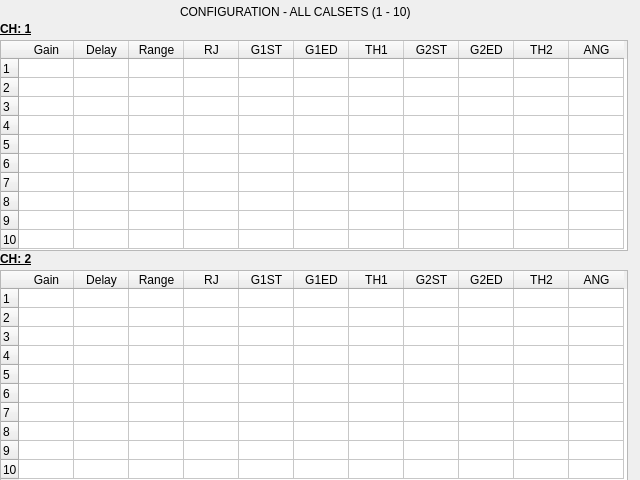
parashyd/WeldTester, file configscreen.ui: the form before one commit.
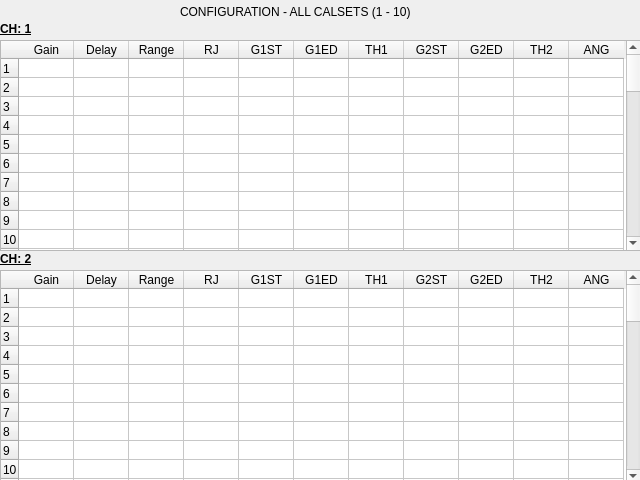
The form after the commit.

The edit to the form file:
```diff
--- a/configscreen.ui
+++ b/configscreen.ui
@@ -28,7 +28,7 @@
     <rect>
      <x>0</x>
      <y>40</y>
-     <width>628</width>
+     <width>641</width>
      <height>211</height>
     </rect>
    </property>
@@ -40,8 +40,11 @@
    <property name="frameShape">
     <enum>QFrame::Shape::StyledPanel</enum>
    </property>
+   <property name="horizontalScrollBarPolicy">
+    <enum>Qt::ScrollBarPolicy::ScrollBarAlwaysOff</enum>
+   </property>
    <property name="rowCount">
-    <number>10</number>
+    <number>50</number>
    </property>
    <property name="columnCount">
     <number>11</number>
@@ -68,6 +71,46 @@
    <row/>
    <row/>
    <row/>
+   <row/>
+   <row/>
+   <row/>
+   <row/>
+   <row/>
+   <row/>
+   <row/>
+   <row/>
+   <row/>
+   <row/>
+   <row/>
+   <row/>
+   <row/>
+   <row/>
+   <row/>
+   <row/>
+   <row/>
+   <row/>
+   <row/>
+   <row/>
+   <row/>
+   <row/>
+   <row/>
+   <row/>
+   <row/>
+   <row/>
+   <row/>
+   <row/>
+   <row/>
+   <row/>
+   <row/>
+   <row/>
+   <row/>
+   <row/>
+   <row/>
+   <row/>
+   <row/>
+   <row/>
+   <row/>
+   <row/>
    <column>
     <property name="text">
      <string>Gain</string>
@@ -129,7 +172,7 @@
     <rect>
      <x>0</x>
      <y>270</y>
-     <width>628</width>
+     <width>641</width>
      <height>214</height>
     </rect>
    </property>
@@ -138,8 +181,11 @@
      <pointsize>9</pointsize>
     </font>
    </property>
+   <property name="horizontalScrollBarPolicy">
+    <enum>Qt::ScrollBarPolicy::ScrollBarAlwaysOff</enum>
+   </property>
    <property name="rowCount">
-    <number>10</number>
+    <number>50</number>
    </property>
    <property name="columnCount">
     <number>11</number>
@@ -172,6 +218,46 @@
    <row/>
    <row/>
    <row/>
+   <row/>
+   <row/>
+   <row/>
+   <row/>
+   <row/>
+   <row/>
+   <row/>
+   <row/>
+   <row/>
+   <row/>
+   <row/>
+   <row/>
+   <row/>
+   <row/>
+   <row/>
+   <row/>
+   <row/>
+   <row/>
+   <row/>
+   <row/>
+   <row/>
+   <row/>
+   <row/>
+   <row/>
+   <row/>
+   <row/>
+   <row/>
+   <row/>
+   <row/>
+   <row/>
+   <row/>
+   <row/>
+   <row/>
+   <row/>
+   <row/>
+   <row/>
+   <row/>
+   <row/>
+   <row/>
+   <row/>
    <column>
     <property name="text">
      <string>Gain</string>
```
